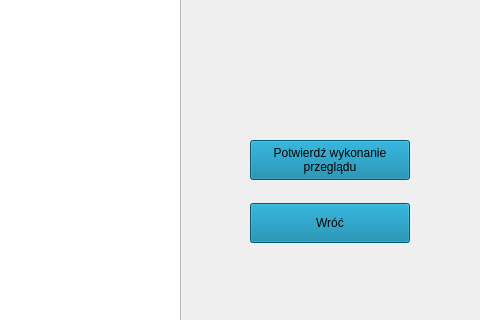
This is panel_potwierdzania_przegladu.ui in tomcocogold/IPR--System_rezerwacji_sal as Qt 5 draws it before an edit; both pictures show x 370 to 850 and y 170 to 490 of the 850 by 700 pixel window. The edited form follows.
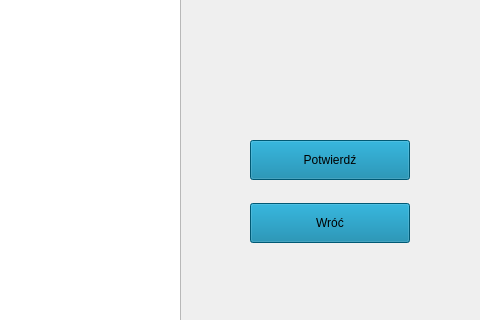
This is the edited form.

```diff
--- a/panel_potwierdzania_przegladu.ui
+++ b/panel_potwierdzania_przegladu.ui
@@ -70,8 +70,7 @@
     <string notr="true">background-color: rgb(0, 124, 163);</string>
    </property>
    <property name="text">
-    <string>Potwierdź wykonanie 
-przeglądu</string>
+    <string>Potwierdź</string>
    </property>
   </widget>
   <widget class="QLabel" name="label">
```
Left out of the diff: 10 changed lines with no effect on the pictures.
